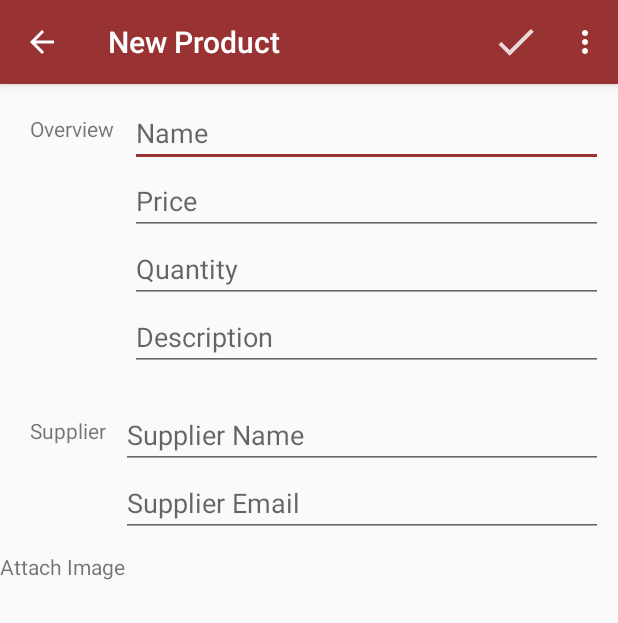
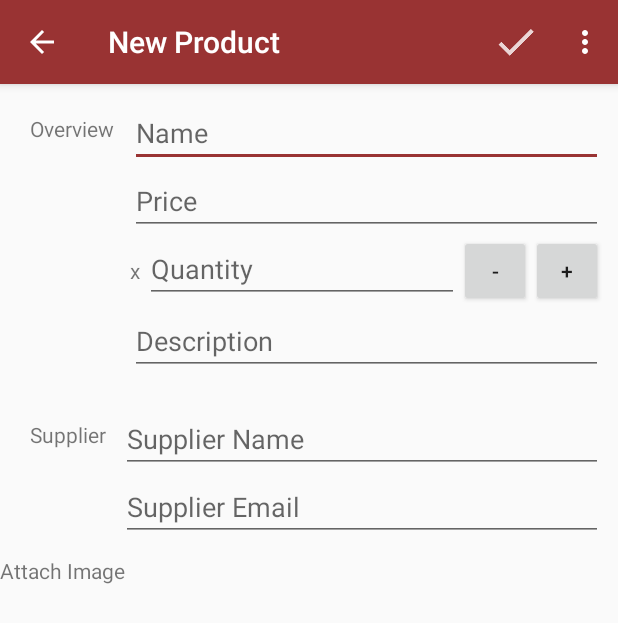
Before and after one commit to buchheimt/InventoryApp, an Android app: the screen it shows after launch (EditorActivity), after a tap on an icon or button, on a phone screen of 412 x 824 dp. Shown: the top 623 px of the screen. Run offline under Robolectric (Android 15) with nearby library versions, the phone set to English and light mode, and no system bars.

Commit message:
Add quantity and supplier features

```diff
--- a/app/src/main/java/com/tyler_buchheim/inventoryapp/CatalogActivity.java
+++ b/app/src/main/java/com/tyler_buchheim/inventoryapp/CatalogActivity.java
@@ -10,6 +10,7 @@ import android.net.Uri;
 import android.support.design.widget.FloatingActionButton;
 import android.support.v7.app.AppCompatActivity;
 import android.os.Bundle;
+import android.util.Log;
 import android.view.View;
 import android.widget.AdapterView;
 import android.widget.ListView;
--- a/app/src/main/res/layout/activity_catalog.xml
+++ b/app/src/main/res/layout/activity_catalog.xml
@@ -15,8 +15,11 @@
         android:id="@+id/empty_view"
         android:layout_width="wrap_content"
         android:layout_height="wrap_content"
+        android:paddingLeft="30dp"
+        android:paddingRight="30dp"
+        android:textAlignment="center"
         android:layout_centerInParent="true"
-        android:text="Nothing here yet..." />
+        android:text="@string/empty" />
 
     <android.support.design.widget.FloatingActionButton
         android:id="@+id/fab"
--- a/app/src/main/res/layout/activity_editor.xml
+++ b/app/src/main/res/layout/activity_editor.xml
@@ -29,15 +29,41 @@
 
             <EditText
                 android:id="@+id/edit_price"
+                android:inputType="number"
                 android:layout_width="match_parent"
                 android:layout_height="wrap_content"
                 android:hint="Price"/>
 
-            <EditText
-                android:id="@+id/edit_quantity"
+            <LinearLayout
                 android:layout_width="match_parent"
-                android:layout_height="wrap_content"
-                android:hint="Quantity"/>
+                android:layout_height="wrap_content">
+
+                <TextView
+                    android:layout_width="wrap_content"
+                    android:layout_height="wrap_content"
+                    android:text="x "/>
+
+                <EditText
+                    android:id="@+id/edit_quantity"
+                    android:inputType="number"
+                    android:layout_width="0dp"
+                    android:layout_weight="1"
+                    android:layout_height="wrap_content"
+                    android:hint="Quantity"/>
+
+                <Button
+                    android:id="@+id/decrease_quantity"
+                    android:layout_width="48dp"
+                    android:layout_height="wrap_content"
+                    android:text="-"/>
+
+                <Button
+                    android:id="@+id/increase_quantity"
+                    android:layout_width="48dp"
+                    android:layout_height="wrap_content"
+                    android:text="+"/>
+
+            </LinearLayout>
 
             <EditText
                 android:id="@+id/edit_description"
@@ -75,6 +101,7 @@
 
             <EditText
                 android:id="@+id/edit_supplier_email"
+                android:inputType="textEmailAddress"
                 android:layout_width="match_parent"
                 android:layout_height="wrap_content"
                 android:hint="Supplier Email"/>
--- a/app/src/main/res/values/strings.xml
+++ b/app/src/main/res/values/strings.xml
@@ -2,6 +2,7 @@
     <string name="app_name">Inventory App</string>
     <string name="editor_activity_title_new_product">New Product</string>
     <string name="editor_activity_title_edit_product">Edit Product</string>
+    <string name="empty">No products to display yet, click the add button to get started!</string>
     <string name="action_save">Save</string>
     <string name="action_order">Order More</string>
     <string name="action_delete">Delete</string>
@@ -17,4 +18,8 @@
     <string name="update_success">Product successfully updated</string>
     <string name="delete_failed">There was an error deleting this product</string>
     <string name="delete_success">Product successfully deleted</string>
+    <string name="sale">Sale</string>
+    <string name="sale_success">Sale was successful!</string>
+    <string name="sale_error">There was an error recording this sale</string>
+    <string name="sale_fail">Insufficient inventory to complete sale</string>
 </resources>
```
Also changed, not shown: app/src/main/java/com/tyler_buchheim/inventoryapp/EditorActivity.java (+31 -0 lines), app/src/main/java/com/tyler_buchheim/inventoryapp/ProductCursorAdapter.java (+36 -4 lines), app/src/main/res/layout/list_item.xml (+21 -4 lines).
